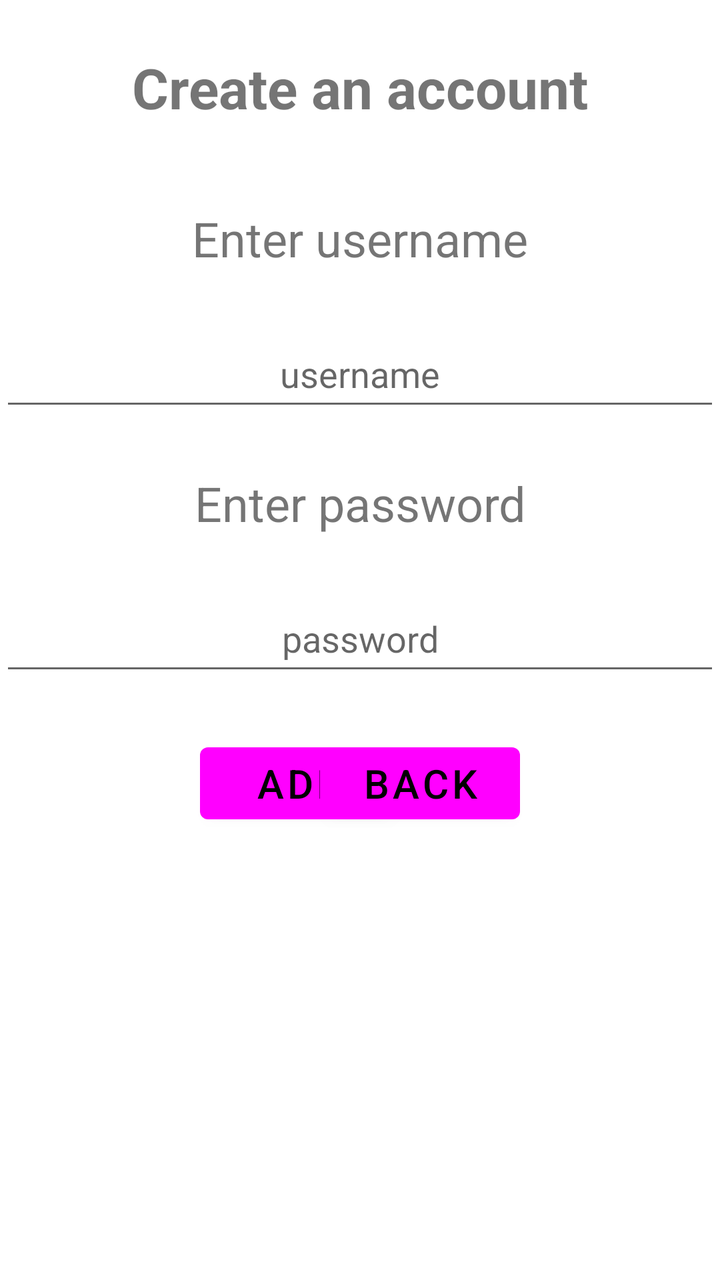
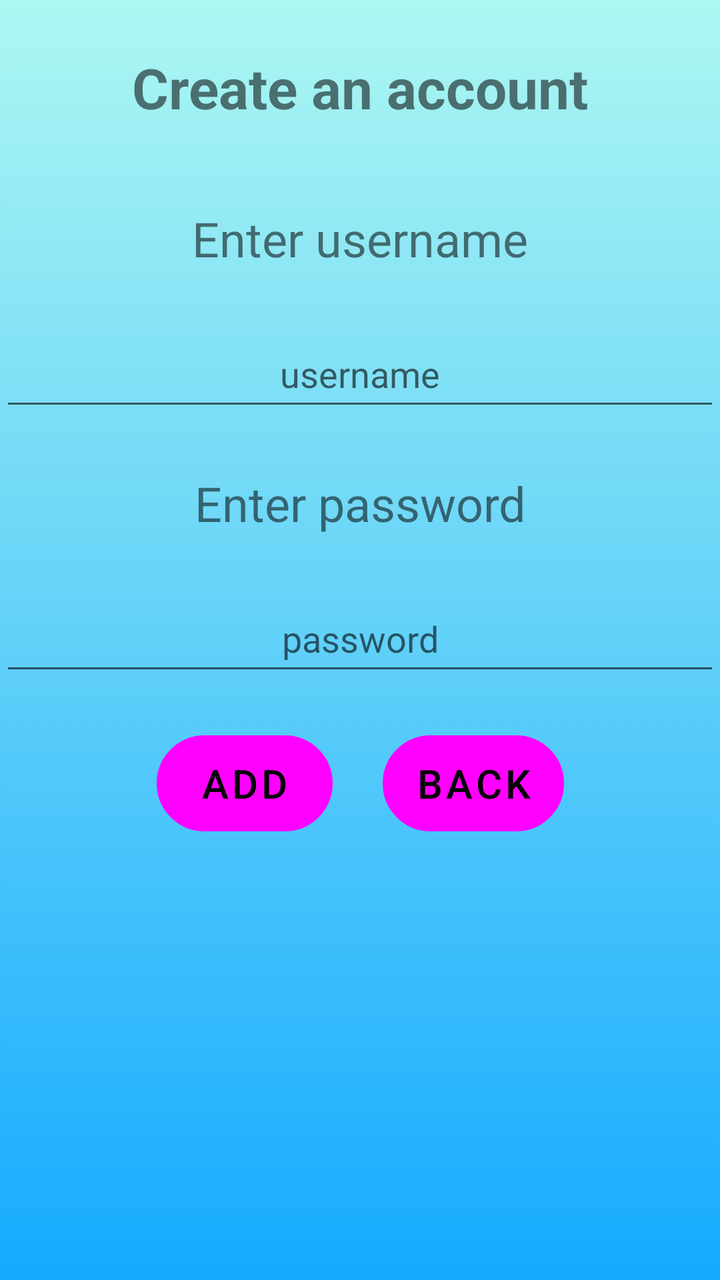

Compare the two renders of this Android layout. The source of the first and the diff that turns it into the second are given below.
<!-- AndroidManifest.xml: application theme Theme.SELab23B02 -->
<!-- res/layout/fragment_multi_user_create_new_user.xml -->
<?xml version="1.0" encoding="utf-8"?>
<androidx.constraintlayout.widget.ConstraintLayout xmlns:android="http://schemas.android.com/apk/res/android"
    xmlns:app="http://schemas.android.com/apk/res-auto"
    xmlns:tools="http://schemas.android.com/tools"
    android:layout_width="match_parent"
    android:layout_height="match_parent"
    tools:context=".MultiUserCreateNewUserFragment"
    android:id="@+id/multiUserCreateNewUserFragment">


    <androidx.constraintlayout.widget.ConstraintLayout
        android:id="@+id/linearLayout"
        android:layout_width="match_parent"
        android:layout_height="wrap_content"
        android:orientation="vertical"
        tools:ignore="ExtraText">

        <LinearLayout
            android:layout_width="match_parent"
            android:layout_height="wrap_content"
            tools:ignore="MissingConstraints" />

        <TextView
            android:id="@+id/CreateNewUser_Headline"
            android:layout_width="match_parent"
            android:layout_height="53dp"
            android:layout_marginStart="25dp"
            android:layout_marginTop="25dp"
            android:layout_marginEnd="25dp"
            android:text="Create an account"
            android:textAlignment="center"
            android:textStyle="bold"
            android:textSize="28sp"
            app:layout_constraintEnd_toEndOf="parent"
            app:layout_constraintHorizontal_bias="0.0"
            app:layout_constraintStart_toStartOf="parent"
            app:layout_constraintTop_toTopOf="parent" />
        <TextView
            android:id="@+id/CreateNewUser_UsernameTextView"
            android:layout_width="match_parent"
            android:layout_height="match_parent"
            android:layout_marginTop="25dp"
            app:layout_constraintEnd_toEndOf="parent"
            app:layout_constraintHorizontal_bias="0.0"
            app:layout_constraintStart_toStartOf="parent"
            app:layout_constraintTop_toBottomOf="@id/CreateNewUser_Headline"
            android:textAlignment="center"
            android:textSize="24dp"
            android:text="Enter username"/>

        <com.google.android.material.textfield.TextInputEditText
            android:id="@+id/CreateNewUser_UsernameTextField"
            android:layout_width="match_parent"
            android:layout_height="50dp"
            android:layout_marginTop="25dp"
            android:hint="username"
            android:textAlignment="center"
            app:layout_constraintEnd_toEndOf="parent"
            app:layout_constraintHorizontal_bias="0.0"
            app:layout_constraintStart_toStartOf="parent"
            app:layout_constraintTop_toBottomOf="@id/CreateNewUser_UsernameTextView" />

        <TextView
            android:id="@+id/CreateNewUser_PasswordTextView"
            android:layout_width="match_parent"
            android:layout_height="match_parent"
            android:layout_marginTop="25dp"
            app:layout_constraintEnd_toEndOf="parent"
            app:layout_constraintHorizontal_bias="0.0"
            app:layout_constraintStart_toStartOf="parent"
            app:layout_constraintTop_toBottomOf="@id/CreateNewUser_UsernameTextField"
            android:textAlignment="center"
            android:textSize="24dp"
            android:text="Enter password"/>

        <com.google.android.material.textfield.TextInputEditText
            android:id="@+id/CreateNewUser_PasswordTextField"
            android:layout_width="match_parent"
            android:layout_height="50dp"
            android:layout_marginTop="25dp"
            app:layout_constraintEnd_toEndOf="parent"
            android:hint="password"
            android:textAlignment="center"
            app:layout_constraintHorizontal_bias="0.0"
            app:layout_constraintStart_toStartOf="parent"
            app:layout_constraintTop_toBottomOf="@id/CreateNewUser_PasswordTextView" />

        <Button
            android:id="@+id/CreateNewUser_LoginButton"
            android:layout_width="100dp"
            android:layout_height="match_parent"
            android:layout_marginLeft="100dp"
            android:layout_marginTop="25dp"
            android:text="Add"
            android:textSize="20dp"
            app:layout_constraintEnd_toEndOf="parent"
            app:layout_constraintHorizontal_bias="0.0"
            app:layout_constraintStart_toStartOf="parent"
            app:layout_constraintTop_toBottomOf="@id/CreateNewUser_PasswordTextField" />

        <Button
            android:id="@+id/CreateNewUser_BackButton"
            android:layout_width="100dp"
            android:layout_height="match_parent"
            android:layout_marginTop="25dp"
            android:layout_marginRight="100dp"
            android:text="Back"
            android:textSize="20dp"
            app:layout_constraintEnd_toEndOf="parent"
            app:layout_constraintHorizontal_bias="1.0"
            app:layout_constraintLeft_toRightOf="@id/CreateNewUser_LoginButton"
            app:layout_constraintStart_toEndOf="@+id/CreateNewUser_LoginButton"
            app:layout_constraintTop_toBottomOf="@id/CreateNewUser_PasswordTextField" />


    </androidx.constraintlayout.widget.ConstraintLayout>
</androidx.constraintlayout.widget.ConstraintLayout>
<!-- resources referenced by this layout -->
<resources>
  <style name="Theme.SELab23B02" parent="Theme.MaterialComponents.DayNight.DarkActionBar">
          
          <item name="colorPrimary">@color/off_white</item>
          <item name="colorPrimaryVariant">@color/accent_color</item>
          <item name="colorOnPrimary">@color/black</item>
          
          <item name="colorSecondary">@color/ap_gray</item>
          <item name="colorSecondaryVariant">@color/teal_700</item>
          <item name="colorOnSecondary">@color/black</item>
          
          <item name="android:statusBarColor">@color/black</item>
          
      </style>
  <color name="accent_color">#516395</color>
  <color name="black">#FF000000</color>
  <color name="teal_700">#FF018786</color>
</resources>

<!-- the commit's change to res/layout/fragment_multi_user_create_new_user.xml (unified diff, before → after) -->
@@ -5,7 +5,8 @@
     android:layout_width="match_parent"
     android:layout_height="match_parent"
     tools:context=".MultiUserCreateNewUserFragment"
-    android:id="@+id/multiUserCreateNewUserFragment">
+    android:id="@+id/multiUserCreateNewUserFragment"
+    android:background="@drawable/blue_light_mode_background">
 
 
     <androidx.constraintlayout.widget.ConstraintLayout
@@ -13,7 +14,10 @@
         android:layout_width="match_parent"
         android:layout_height="wrap_content"
         android:orientation="vertical"
-        tools:ignore="ExtraText">
+        tools:ignore="ExtraText"
+        app:layout_constraintTop_toTopOf="parent"
+        app:layout_constraintLeft_toLeftOf="parent"
+        app:layout_constraintRight_toRightOf="parent">
 
         <LinearLayout
             android:layout_width="match_parent"
@@ -84,33 +88,32 @@
             app:layout_constraintHorizontal_bias="0.0"
             app:layout_constraintStart_toStartOf="parent"
             app:layout_constraintTop_toBottomOf="@id/CreateNewUser_PasswordTextView" />
+        <LinearLayout
+            android:layout_width="wrap_content"
+            android:layout_height="wrap_content"
+            app:layout_constraintEnd_toEndOf="parent"
+            app:layout_constraintStart_toStartOf="parent"
+            app:layout_constraintTop_toBottomOf="@id/CreateNewUser_PasswordTextField"
+            android:divider="@drawable/divider_big"
+            android:showDividers="middle"
+            android:layout_marginTop="25dp">
+            <Button
+                android:id="@+id/CreateNewUser_LoginButton"
+                android:layout_width="wrap_content"
+                android:layout_height="match_parent"
+                android:text="Add"
+                android:textSize="20dp"
+                android:background="@drawable/step_count_border"
+            />
 
-        <Button
-            android:id="@+id/CreateNewUser_LoginButton"
-            android:layout_width="100dp"
-            android:layout_height="match_parent"
-            android:layout_marginLeft="100dp"
-            android:layout_marginTop="25dp"
-            android:text="Add"
-            android:textSize="20dp"
-            app:layout_constraintEnd_toEndOf="parent"
-            app:layout_constraintHorizontal_bias="0.0"
-            app:layout_constraintStart_toStartOf="parent"
-            app:layout_constraintTop_toBottomOf="@id/CreateNewUser_PasswordTextField" />
-
-        <Button
-            android:id="@+id/CreateNewUser_BackButton"
-            android:layout_width="100dp"
-            android:layout_height="match_parent"
-            android:layout_marginTop="25dp"
-            android:layout_marginRight="100dp"
-            android:text="Back"
-            android:textSize="20dp"
-            app:layout_constraintEnd_toEndOf="parent"
-            app:layout_constraintHorizontal_bias="1.0"
-            app:layout_constraintLeft_toRightOf="@id/CreateNewUser_LoginButton"
-            app:layout_constraintStart_toEndOf="@+id/CreateNewUser_LoginButton"
-            app:layout_constraintTop_toBottomOf="@id/CreateNewUser_PasswordTextField" />
+            <Button
+                android:id="@+id/CreateNewUser_BackButton"
+                android:layout_width="wrap_content"
+                android:layout_height="match_parent"
+                android:text="Back"
+                android:textSize="20dp"
+                android:background="@drawable/step_count_border"/>
+        </LinearLayout>
 
 
     </androidx.constraintlayout.widget.ConstraintLayout>
<!-- resource entries referenced after the edit -->
@@ -1,5 +1,34 @@
 <!-- resources referenced by this layout -->
 <resources>
+  <!-- drawable blue_light_mode_background (drawable) -->
+  <?xml version="1.0" encoding="utf-8"?>
+  <selector xmlns:android="http://schemas.android.com/apk/res/android">
+      <item>
+          <shape>
+              <gradient
+                  android:type="linear"
+                  android:startColor="#ADF7F2"
+                  android:endColor="#15AAFF"
+                  android:angle="270"
+                  />
+          </shape>
+      </item>
+  </selector>
+  <!-- drawable divider_big (drawable) -->
+  <?xml version="1.0" encoding="utf-8"?>
+  <shape xmlns:android="http://schemas.android.com/apk/res/android">
+      <size
+          android:height="0dp"
+          android:width="25dp"
+          />
+  </shape>
+  <!-- drawable step_count_border (drawable) -->
+  <?xml version="1.0" encoding="UTF-8"?>
+  <shape xmlns:android="http://schemas.android.com/apk/res/android" android:shape="rectangle">
+      <corners android:radius="30dp"/>
+      <padding android:left="20dp" android:right="10dp" android:top="10dp" android:bottom="10dp"/>
+      <stroke android:width="1dp" android:color="@color/off_white"/>
+  </shape>
   <style name="Theme.SELab23B02" parent="Theme.MaterialComponents.DayNight.DarkActionBar">
           
           <item name="colorPrimary">@color/off_white</item>
